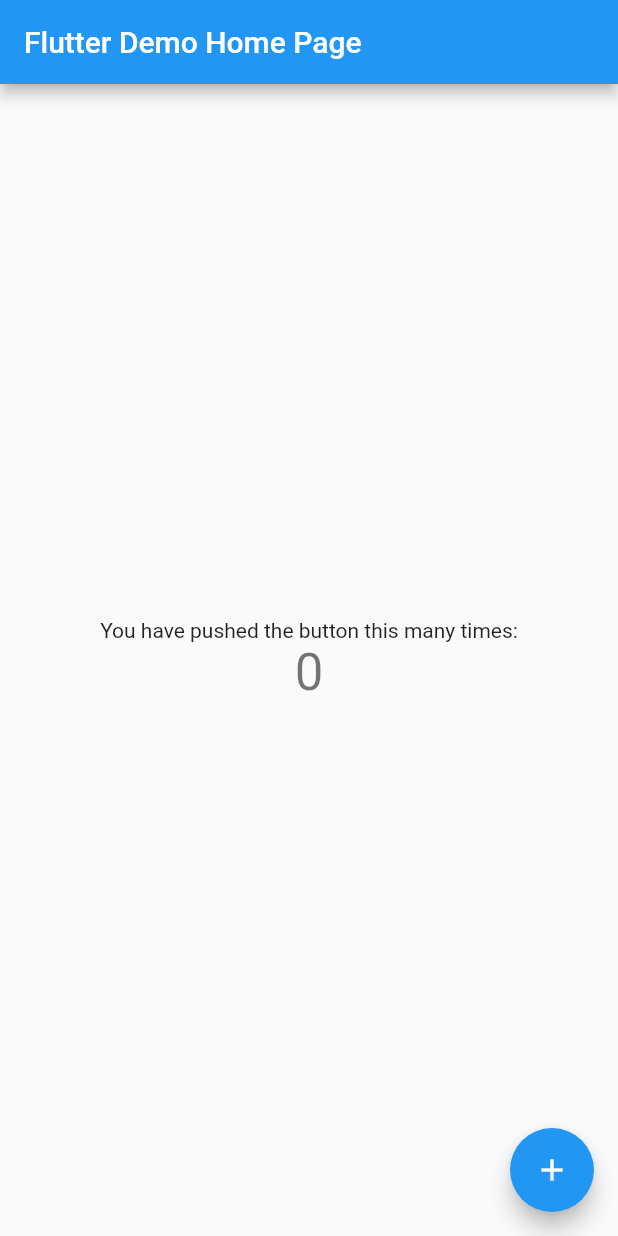
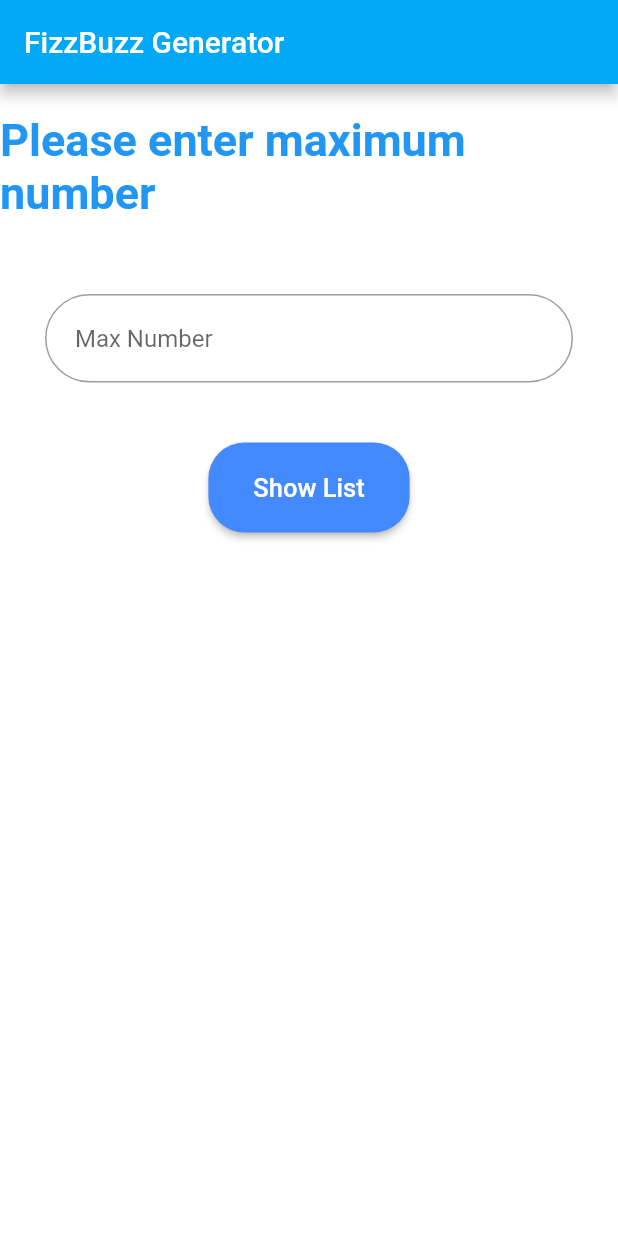
Before and after one commit to adhikaputraa/flutter_fizzbuzz, a Flutter app: the screen it shows after launch, on a phone screen of 412 x 824 dp. Run offline on Flutter 3.47's test engine with Material 2 defaults, Android fonts, the phone set to English and light mode, and no system bars.

Commit message:
add home page, fizzbuzz page, and fizzbuzz logic class

```diff
--- /dev/null
+++ b/fizzbuzz/lib/home_page.dart
@@ -0,0 +1,67 @@
+// ignore_for_file: deprecated_member_use
+
+import 'package:fizzbuzz/fizzbuzz_page.dart';
+import 'package:flutter/material.dart';
+import 'dart:convert';
+
+class HomePage extends StatefulWidget {
+  static String tag = 'home-page';
+  @override
+  _HomePageState createState() => _HomePageState();
+}
+
+  class _HomePageState extends State<HomePage> {
+    int input = 0;
+    TextEditingController inputController = TextEditingController();
+
+    @override
+    Widget build(BuildContext context) {
+      final input = Padding(
+        padding: EdgeInsets.fromLTRB(30.0, 20, 30, 20),
+        child: TextFormField(
+        controller: inputController,
+        keyboardType: TextInputType.number,
+        autofocus: false,
+        decoration: InputDecoration(
+          hintText: 'Max Number',
+          contentPadding: EdgeInsets.all(20.0),
+          border: OutlineInputBorder(borderRadius: BorderRadius.circular(32.0))
+        ),
+        )
+      );
+
+      final nextButton = Padding(
+        padding: EdgeInsets.symmetric(vertical: 20.0),
+        child: RaisedButton(
+          shape: RoundedRectangleBorder(borderRadius: BorderRadius.circular(24)),
+        onPressed: () {
+          Navigator.push(context, MaterialPageRoute(builder: (context) => FizzBuzzPage(int.parse(inputController.text))));
+        },
+        padding: EdgeInsets.fromLTRB(30.0, 20.0, 30.0, 20.0),
+        color: Colors.blueAccent,
+        child: Text('Show List', style: TextStyle(color: Colors.white, fontSize: 17.0))
+      )
+      );
+      return Scaffold(
+        backgroundColor: Colors.white,
+        appBar: AppBar(
+          title: Text("FizzBuzz Generator",
+          style: TextStyle(
+            color: Colors.white,
+          ),),
+        ),
+        body: Column(children: [
+          Padding(padding: EdgeInsets.fromLTRB(0, 20.0, 0, 30),
+          child:
+          Text("Please enter maximum number",
+          style: TextStyle(
+            color: Colors.blue,
+            fontWeight: FontWeight.bold,
+            fontSize: 30
+          ),)),
+          input,
+          nextButton
+        ],)
+      );
+    }
+  }
--- a/fizzbuzz/lib/main.dart
+++ b/fizzbuzz/lib/main.dart
@@ -1,115 +1,25 @@
 import 'package:flutter/material.dart';
+import 'home_page.dart';
 
 void main() {
-  runApp(const MyApp());
+  runApp(MyApp());
 }
 
 class MyApp extends StatelessWidget {
-  const MyApp({Key? key}) : super(key: key);
+  final routes = <String, WidgetBuilder>{
+    HomePage.tag:(context) => HomePage()
+  };
 
-  // This widget is the root of your application.
+
   @override
   Widget build(BuildContext context) {
     return MaterialApp(
-      title: 'Flutter Demo',
+      title: "FizzBuzz Generator",
+      debugShowCheckedModeBanner: false,
       theme: ThemeData(
-        // This is the theme of your application.
-        //
-        // Try running your application with "flutter run". You'll see the
-        // application has a blue toolbar. Then, without quitting the app, try
-        // changing the primarySwatch below to Colors.green and then invoke
-        // "hot reload" (press "r" in the console where you ran "flutter run",
-        // or simply save your changes to "hot reload" in a Flutter IDE).
-        // Notice that the counter didn't reset back to zero; the application
-        // is not restarted.
-        primarySwatch: Colors.blue,
+        primarySwatch: Colors.lightBlue,
       ),
-      home: const MyHomePage(title: 'Flutter Demo Home Page'),
+      home: HomePage(),
+      routes: routes,
     );
-  }
-}
-
-class MyHomePage extends StatefulWidget {
-  const MyHomePage({Key? key, required this.title}) : super(key: key);
-
-  // This widget is the home page of your application. It is stateful, meaning
-  // that it has a State object (defined below) that contains fields that affect
-  // how it looks.
-
-  // This class is the configuration for the state. It holds the values (in this
-  // case the title) provided by the parent (in this case the App widget) and
-  // used by the build method of the State. Fields in a Widget subclass are
-  // always marked "final".
-
-  final String title;
-
-  @override
-  State<MyHomePage> createState() => _MyHomePageState();
-}
-
-class _MyHomePageState extends State<MyHomePage> {
-  int _counter = 0;
-
-  void _incrementCounter() {
-    setState(() {
-      // This call to setState tells the Flutter framework that something has
-      // changed in this State, which causes it to rerun the build method below
-      // so that the display can reflect the updated values. If we changed
-      // _counter without calling setState(), then the build method would not be
-      // called again, and so nothing would appear to happen.
-      _counter++;
-    });
-  }
-
-  @override
-  Widget build(BuildContext context) {
-    // This method is rerun every time setState is called, for instance as done
-    // by the _incrementCounter method above.
-    //
-    // The Flutter framework has been optimized to make rerunning build methods
-    // fast, so that you can just rebuild anything that needs updating rather
-    // than having to individually change instances of widgets.
-    return Scaffold(
-      appBar: AppBar(
-        // Here we take the value from the MyHomePage object that was created by
-        // the App.build method, and use it to set our appbar title.
-        title: Text(widget.title),
-      ),
-      body: Center(
-        // Center is a layout widget. It takes a single child and positions it
-        // in the middle of the parent.
-        child: Column(
-          // Column is also a layout widget. It takes a list of children and
-          // arranges them vertically. By default, it sizes itself to fit its
-          // children horizontally, and tries to be as tall as its parent.
-          //
-          // Invoke "debug painting" (press "p" in the console, choose the
-          // "Toggle Debug Paint" action from the Flutter Inspector in Android
-          // Studio, or the "Toggle Debug Paint" command in Visual Studio Code)
-          // to see the wireframe for each widget.
-          //
-          // Column has various properties to control how it sizes itself and
-          // how it positions its children. Here we use mainAxisAlignment to
-          // center the children vertically; the main axis here is the vertical
-          // axis because Columns are vertical (the cross axis would be
-          // horizontal).
-          mainAxisAlignment: MainAxisAlignment.center,
-          children: <Widget>[
-            const Text(
-              'You have pushed the button this many times:',
-            ),
-            Text(
-              '$_counter',
-              style: Theme.of(context).textTheme.headline4,
-            ),
-          ],
-        ),
-      ),
-      floatingActionButton: FloatingActionButton(
-        onPressed: _incrementCounter,
-        tooltip: 'Increment',
-        child: const Icon(Icons.add),
-      ), // This trailing comma makes auto-formatting nicer for build methods.
-    );
-  }
-}
+  }}
```
Also changed, not shown: fizzbuzz/lib/fizzbuzz.dart (added, +26 -0 lines), fizzbuzz/lib/fizzbuzz_page.dart (added, +40 -0 lines), 1 other file.
